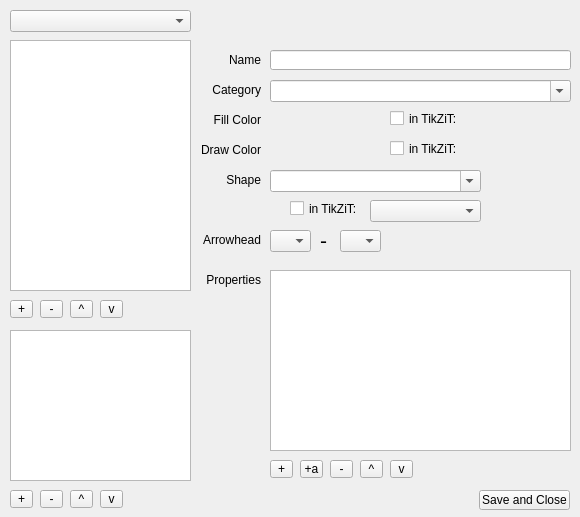
Above: src/gui/styleeditor.ui from tikzit/tikzit before the change. Below: the same form after it.
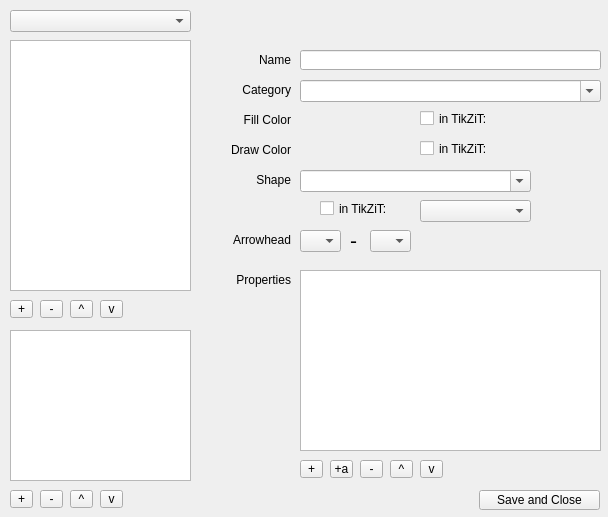
That is the form after the change.

Commit message: increased GUI spacing to accommodate larger font sizes (fixes #23)

Patch:
```diff
--- a/src/gui/styleeditor.ui
+++ b/src/gui/styleeditor.ui
@@ -6,7 +6,7 @@
    <rect>
     <x>0</x>
     <y>0</y>
-    <width>580</width>
+    <width>608</width>
     <height>517</height>
    </rect>
   </property>
@@ -29,7 +29,7 @@
      <rect>
       <x>200</x>
       <y>50</y>
-      <width>61</width>
+      <width>91</width>
       <height>20</height>
      </rect>
     </property>
@@ -53,7 +53,7 @@
      <rect>
       <x>200</x>
       <y>80</y>
-      <width>61</width>
+      <width>91</width>
       <height>20</height>
      </rect>
     </property>
@@ -77,7 +77,7 @@
      <rect>
       <x>200</x>
       <y>110</y>
-      <width>61</width>
+      <width>91</width>
       <height>20</height>
      </rect>
     </property>
@@ -101,7 +101,7 @@
      <rect>
       <x>200</x>
       <y>140</y>
-      <width>61</width>
+      <width>91</width>
       <height>20</height>
      </rect>
     </property>
@@ -123,7 +123,7 @@
    <widget class="QLineEdit" name="name">
     <property name="geometry">
      <rect>
-      <x>270</x>
+      <x>300</x>
       <y>50</y>
       <width>301</width>
       <height>20</height>
@@ -138,7 +138,7 @@
    <widget class="QComboBox" name="category">
     <property name="geometry">
      <rect>
-      <x>270</x>
+      <x>300</x>
       <y>80</y>
       <width>301</width>
       <height>22</height>
@@ -156,7 +156,7 @@
    <widget class="QPushButton" name="fillColor">
     <property name="geometry">
      <rect>
-      <x>270</x>
+      <x>300</x>
       <y>110</y>
       <width>31</width>
       <height>18</height>
@@ -178,7 +178,7 @@
    <widget class="QPushButton" name="drawColor">
     <property name="geometry">
      <rect>
-      <x>270</x>
+      <x>300</x>
       <y>140</y>
       <width>31</width>
       <height>18</height>
@@ -200,9 +200,9 @@
    <widget class="QCheckBox" name="hasTikzitFillColor">
     <property name="geometry">
      <rect>
-      <x>390</x>
+      <x>420</x>
       <y>110</y>
-      <width>71</width>
+      <width>91</width>
       <height>17</height>
      </rect>
     </property>
@@ -219,9 +219,9 @@
    <widget class="QCheckBox" name="hasTikzitDrawColor">
     <property name="geometry">
      <rect>
-      <x>390</x>
+      <x>420</x>
       <y>140</y>
-      <width>71</width>
+      <width>91</width>
       <height>17</height>
      </rect>
     </property>
@@ -238,7 +238,7 @@
    <widget class="QPushButton" name="tikzitFillColor">
     <property name="geometry">
      <rect>
-      <x>460</x>
+      <x>510</x>
       <y>110</y>
       <width>31</width>
       <height>18</height>
@@ -257,7 +257,7 @@
    <widget class="QPushButton" name="tikzitDrawColor">
     <property name="geometry">
      <rect>
-      <x>460</x>
+      <x>510</x>
       <y>140</y>
       <width>31</width>
       <height>18</height>
@@ -278,7 +278,7 @@
      <rect>
       <x>200</x>
       <y>170</y>
-      <width>61</width>
+      <width>91</width>
       <height>20</height>
      </rect>
     </property>
@@ -300,9 +300,9 @@
    <widget class="QComboBox" name="shape">
     <property name="geometry">
      <rect>
-      <x>270</x>
+      <x>300</x>
       <y>170</y>
-      <width>211</width>
+      <width>231</width>
       <height>22</height>
      </rect>
     </property>
@@ -333,9 +333,9 @@
    <widget class="QCheckBox" name="hasTikzitShape">
     <property name="geometry">
      <rect>
-      <x>290</x>
+      <x>320</x>
       <y>200</y>
-      <width>71</width>
+      <width>91</width>
       <height>17</height>
      </rect>
     </property>
@@ -352,7 +352,7 @@
    <widget class="QComboBox" name="tikzitShape">
     <property name="geometry">
      <rect>
-      <x>370</x>
+      <x>420</x>
       <y>200</y>
       <width>111</width>
       <height>22</height>
@@ -384,7 +384,7 @@
      <rect>
       <x>200</x>
       <y>230</y>
-      <width>61</width>
+      <width>91</width>
       <height>20</height>
      </rect>
     </property>
@@ -406,7 +406,7 @@
    <widget class="QComboBox" name="leftArrow">
     <property name="geometry">
      <rect>
-      <x>270</x>
+      <x>300</x>
       <y>230</y>
       <width>41</width>
       <height>22</height>
@@ -439,7 +439,7 @@
    <widget class="QLabel" name="labelDash">
     <property name="geometry">
      <rect>
-      <x>320</x>
+      <x>350</x>
       <y>230</y>
       <width>16</width>
       <height>21</height>
@@ -457,7 +457,7 @@
    <widget class="QComboBox" name="rightArrow">
     <property name="geometry">
      <rect>
-      <x>340</x>
+      <x>370</x>
       <y>230</y>
       <width>41</width>
       <height>22</height>
@@ -492,7 +492,7 @@
      <rect>
       <x>200</x>
       <y>270</y>
-      <width>61</width>
+      <width>91</width>
       <height>20</height>
      </rect>
     </property>
@@ -514,7 +514,7 @@
    <widget class="QToolButton" name="addProperty">
     <property name="geometry">
      <rect>
-      <x>270</x>
+      <x>300</x>
       <y>460</y>
       <width>23</width>
       <height>18</height>
@@ -532,7 +532,7 @@
    <widget class="QToolButton" name="addAtom">
     <property name="geometry">
      <rect>
-      <x>300</x>
+      <x>330</x>
       <y>460</y>
       <width>23</width>
       <height>18</height>
@@ -550,24 +550,6 @@
    <widget class="QToolButton" name="removeProperty">
     <property name="geometry">
      <rect>
-      <x>330</x>
-      <y>460</y>
-      <width>23</width>
-      <height>18</height>
-     </rect>
-    </property>
-    <property name="font">
-     <font>
-      <pointsize>9</pointsize>
-     </font>
-    </property>
-    <property name="text">
-     <string>-</string>
-    </property>
-   </widget>
-   <widget class="QToolButton" name="propertyUp">
-    <property name="geometry">
-     <rect>
       <x>360</x>
       <y>460</y>
       <width>23</width>
@@ -580,13 +562,31 @@
      </font>
     </property>
     <property name="text">
+     <string>-</string>
+    </property>
+   </widget>
+   <widget class="QToolButton" name="propertyUp">
+    <property name="geometry">
+     <rect>
+      <x>390</x>
+      <y>460</y>
+      <width>23</width>
+      <height>18</height>
+     </rect>
+    </property>
+    <property name="font">
+     <font>
+      <pointsize>9</pointsize>
+     </font>
+    </property>
+    <property name="text">
      <string>^</string>
     </property>
    </widget>
    <widget class="QToolButton" name="propertyDown">
     <property name="geometry">
      <rect>
-      <x>390</x>
+      <x>420</x>
       <y>460</y>
       <width>23</width>
       <height>18</height>
@@ -782,7 +782,7 @@
      <rect>
       <x>479</x>
       <y>490</y>
-      <width>91</width>
+      <width>121</width>
       <height>20</height>
      </rect>
     </property>
@@ -798,7 +798,7 @@
    <widget class="QTreeView" name="properties">
     <property name="geometry">
      <rect>
-      <x>270</x>
+      <x>300</x>
       <y>270</y>
       <width>301</width>
       <height>181</height>
```
